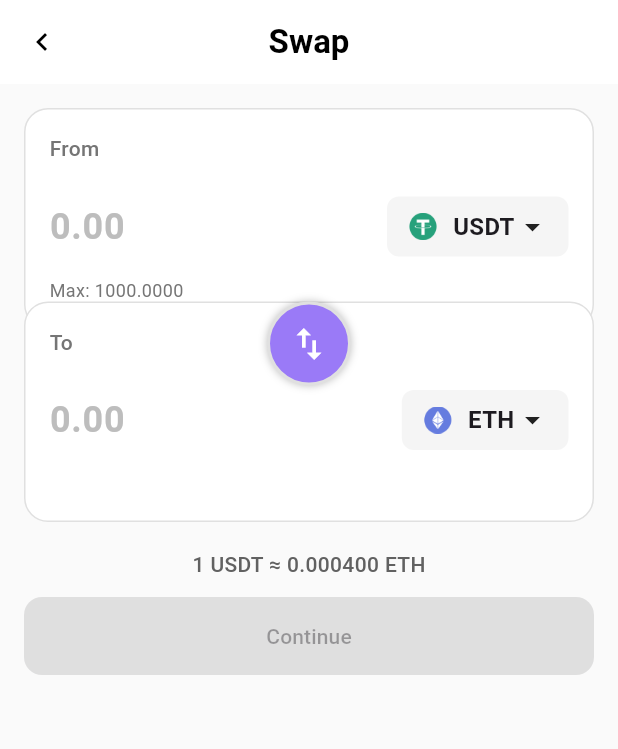
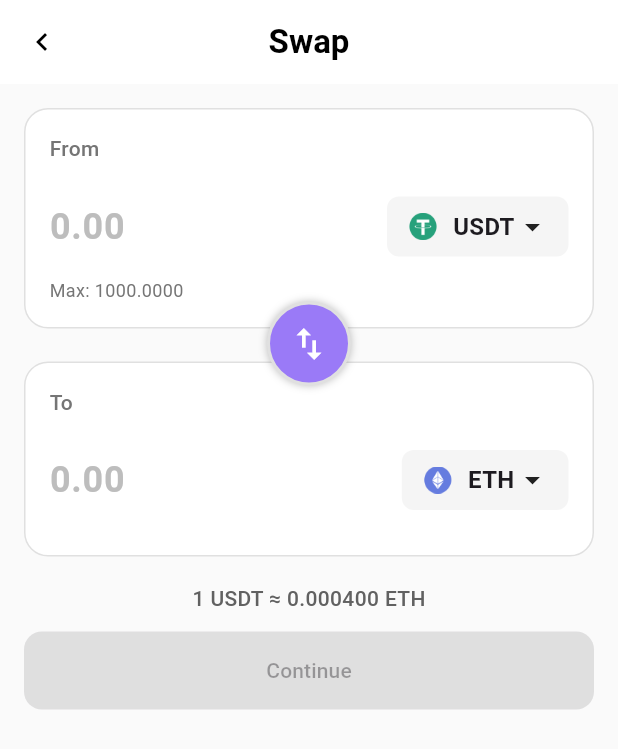
Before and after one commit to punaisxx/Financial_Mobile_Application, a Flutter app: the screen it shows once a user with an empty profile is signed in, on a phone screen of 412 x 824 dp. Shown: the top 749 px of the screen. Run offline on Flutter 3.47's test engine with Material 3 defaults, Android fonts, the phone set to English and light mode, and no system bars; our stand-ins replace firebase_auth, firebase_core, get, google_sign_in; accounts and stored records are empty.

Commit message:
update UI Swap Page

```diff
--- a/lib/pages/swap_page.dart
+++ b/lib/pages/swap_page.dart
@@ -150,6 +150,7 @@
                         Transform.translate(
                           offset: Offset(0, -20),
                           child: Container(
+                            margin: EdgeInsets.only(top: 40),
                             child: _buildSwapCard(title: 'To', isFrom: false),
                           ),
                         ),
@@ -317,21 +318,16 @@
             ],
           ),
           SizedBox(height: 8),
-          Obx(() {
-            final balance = isFrom
-                ? swapController.fromCurrency.value?.balance
-                : swapController.toCurrency.value?.balance;
+          if (isFrom)
+            Obx(() {
+              final fromCurrency = swapController.fromCurrency.value;
+              final maxValue = fromCurrency?.balance ?? 0.0;
 
-            final text = 'Max: ${balance?.toStringAsFixed(4) ?? '0.0000'}';
-
-            return Opacity(
-              opacity: isFrom ? 1.0 : 0.0,
-              child: Text(
-                text,
+              return Text(
+                'Max: ${maxValue.toStringAsFixed(4)}',
                 style: TextStyle(fontSize: 12, color: Colors.grey[600]),
-              ),
-            );
-          }),
+              );
+            }),
         ],
       ),
     );
```
